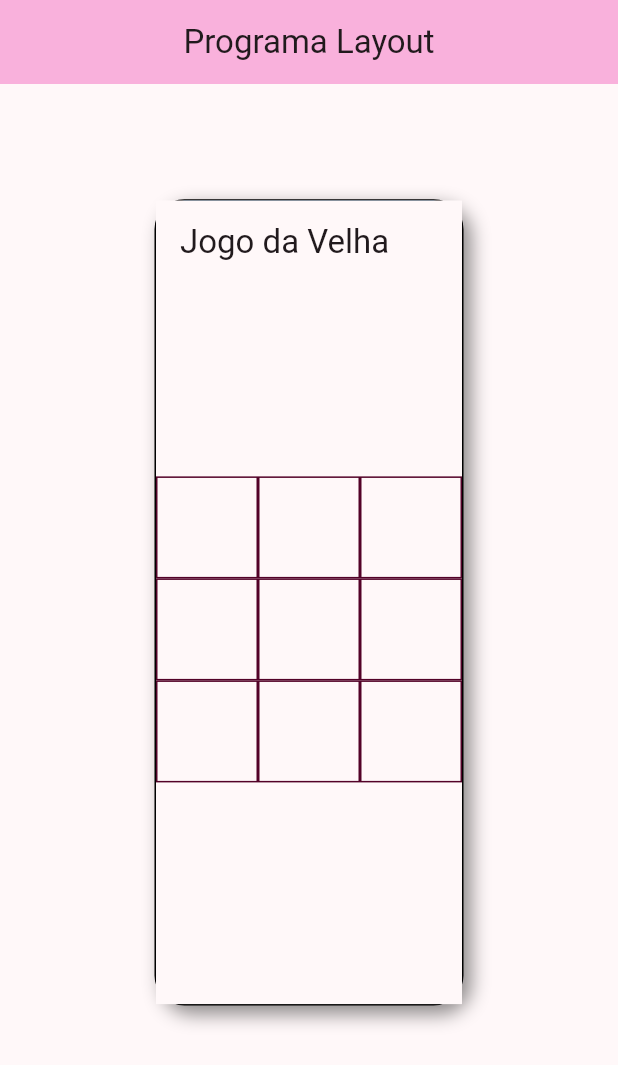
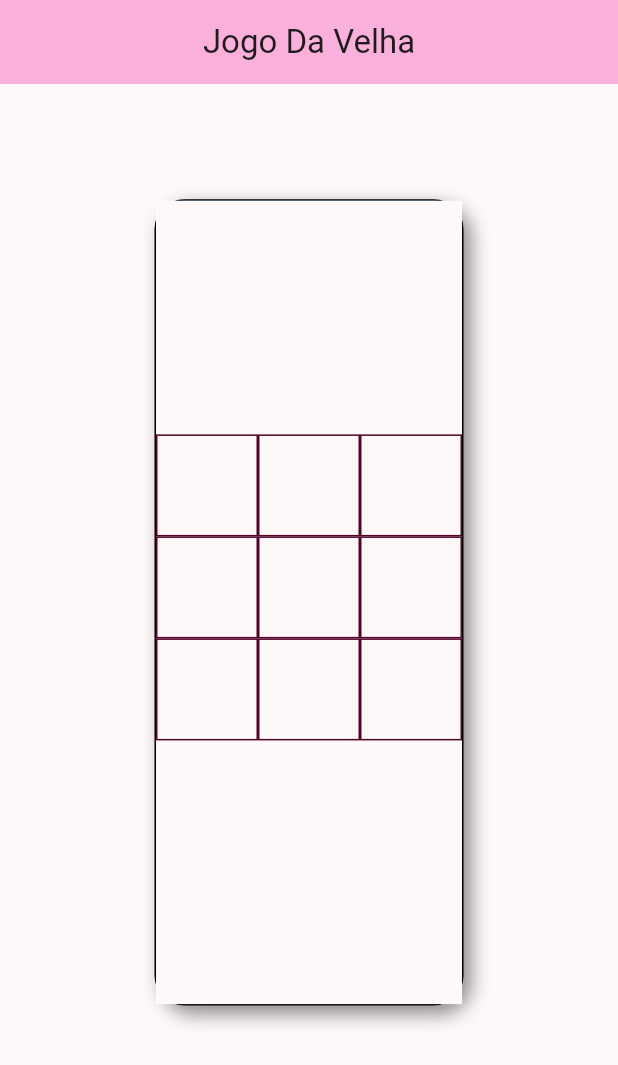
Before and after one commit to DomeniqueRosa/app-jogo-da-velha, a Flutter app: the screen it shows after launch, on a phone screen of 412 x 824 dp. Shown: the top 1065 px of the screen. Run offline on Flutter 3.47's test engine with Material 3 defaults, Android fonts, the phone set to English and light mode, and no system bars.

Commit message:
altereção nome da pagina

```diff
--- a/lib/componentes/jogo_da_velha.dart
+++ b/lib/componentes/jogo_da_velha.dart
@@ -96,9 +96,7 @@ class _JogoDaVelhaState extends State<JogoDaVelha> {
   @override
   Widget build(BuildContext context) {
     return Scaffold(
-      appBar: AppBar(
-        title: const Text('Jogo da Velha'),
-      ),
+
       body: Center(
         child: Column(
           mainAxisAlignment: MainAxisAlignment.center,
--- a/lib/main.dart
+++ b/lib/main.dart
@@ -10,15 +10,16 @@ class App extends StatelessWidget {
 
   @override
   Widget build(BuildContext context) {
+    const titulo = 'Jogo Da Velha';
     return MaterialApp(
       debugShowCheckedModeBanner: false,
-      title: 'Layout',
+      title: titulo,
       theme: ThemeData(
         colorScheme: ColorScheme.fromSeed(
             seedColor: const Color.fromARGB(255, 219, 93, 181)),
         useMaterial3: true,
       ),
-      home: const HomePage(title: 'Programa Layout'),
+      home: const HomePage(title: titulo),
     );
   }
 }
```
